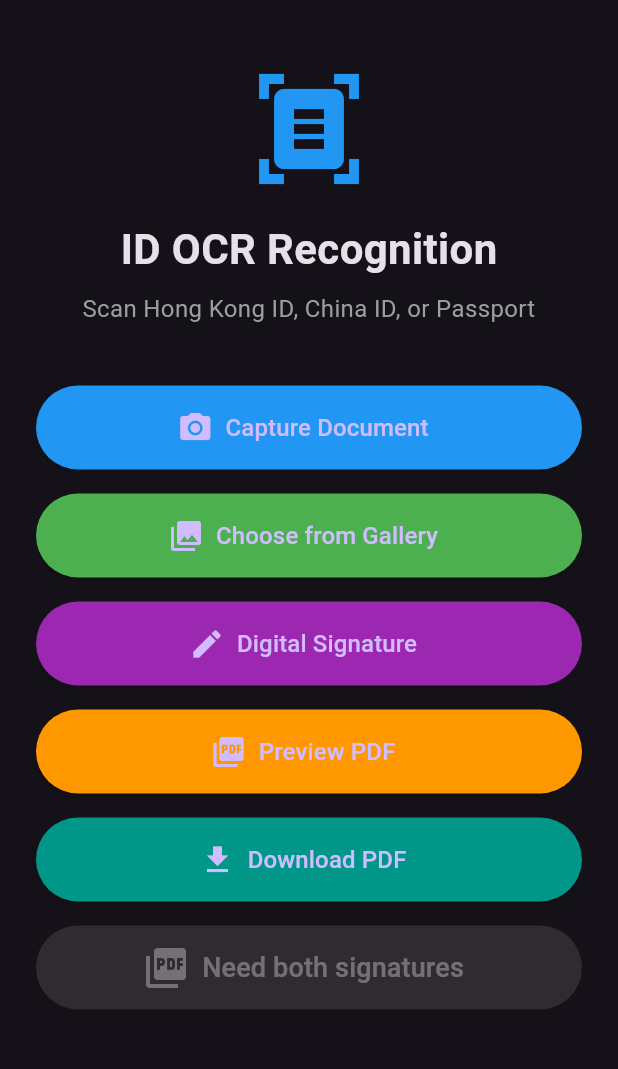
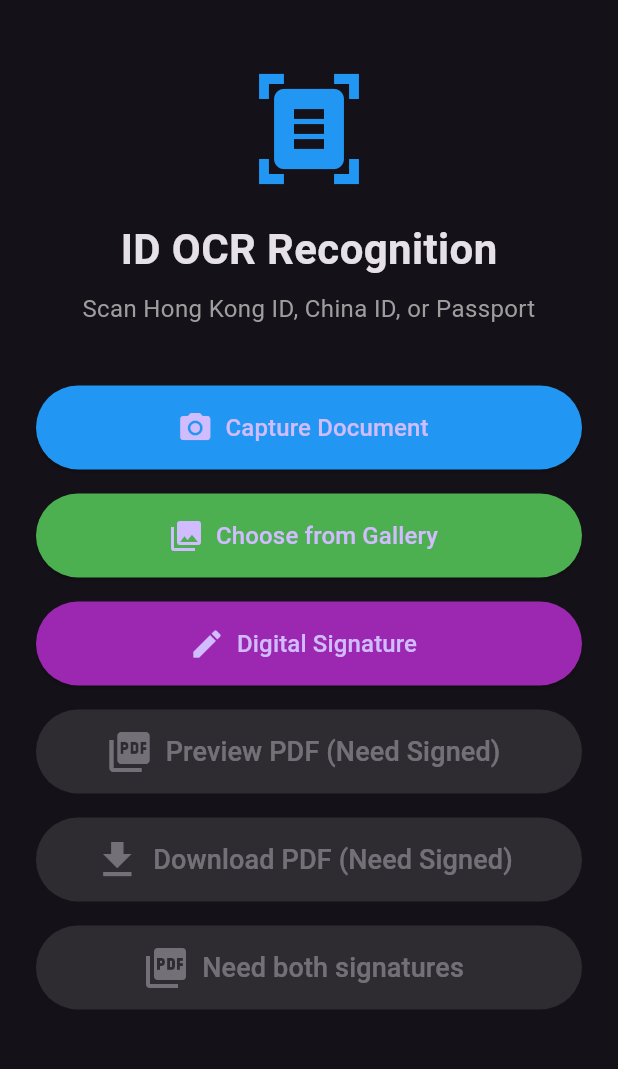
Before and after one commit to alisonyau121-blip/OCR_Demo-master, a Flutter app: the screen it shows after launch, on a phone screen of 412 x 824 dp, the part 63-1132 px from its top. Run offline on Flutter 3.47's test engine with Material 3 defaults, Android fonts, the phone set to English and light mode, and no system bars; our stand-ins replace image_picker, signature; missing offline and left inert: flutter_pdfview, gal, google_mlkit_text_recognition, syncfusion_flutter_pdf.

Commit message:
Update:Correct Version

```diff
--- a/lib/main.dart
+++ b/lib/main.dart
@@ -122,25 +122,18 @@ class _SelectImageScreenState extends State<SelectImageScreen> {
   }
 
   Future<void> _downloadPdf() async {
+    // Only download signed PDF (button is disabled if no signed version exists)
+    if (signedPdfBytes == null) {
+      _log.warning('Download attempted without signed PDF');
+      return;
+    }
+
     try {
-      _log.info('Starting PDF download');
+      _log.info('Starting signed PDF download');
 
-      Uint8List pdfBytes;
-      String fileName;
-      bool isSigned = signedPdfBytes != null;
-
-      if (isSigned) {
-        // Use signed PDF from memory
-        _log.info('Using signed PDF from memory');
-        pdfBytes = signedPdfBytes!;
-        fileName = 'MINA_1_signed.pdf';
-      } else {
-        // Load PDF from assets
-        _log.info('Loading original PDF from assets');
-        final ByteData data = await rootBundle.load('assets/pdfs/MINA 1 (1).pdf');
-        pdfBytes = data.buffer.asUint8List(data.offsetInBytes, data.lengthInBytes);
-        fileName = 'MINA_1.pdf';
-      }
+      // Use signed PDF from memory
+      final pdfBytes = signedPdfBytes!;
+      const fileName = 'MINA_1_signed.pdf';
 
       // Get downloads directory
       Directory? downloadsDir;
@@ -163,18 +156,18 @@ class _SelectImageScreenState extends State<SelectImageScreen> {
       // Write PDF to file
       await file.writeAsBytes(pdfBytes, flush: true);
 
-      _log.info('PDF downloaded to: ${file.path}');
+      _log.info('Signed PDF downloaded to: ${file.path}');
 
       if (!mounted) return;
       ScaffoldMessenger.of(context).showSnackBar(
         SnackBar(
-          content: Text('${isSigned ? "Signed " : ""}PDF downloaded to:\n${file.path}'),
+          content: Text('Signed PDF downloaded to:\n${file.path}'),
           backgroundColor: Colors.green,
           duration: const Duration(seconds: 4),
         ),
       );
     } catch (e, st) {
-      _log.severe('Failed to download PDF', e, st);
+      _log.severe('Failed to download signed PDF', e, st);
 
       if (mounted) {
         ScaffoldMessenger.of(context).showSnackBar(
@@ -295,6 +288,23 @@ class _SelectImageScreenState extends State<SelectImageScreen> {
 
   void _handleGeneratePdf() {
     _generateSignedPdf();
+  }
+
+  void _handlePreviewPdf() {
+    if (signedPdfBytes == null) return;
+    Navigator.of(context).push(
+      MaterialPageRoute<void>(
+        builder: (context) => PdfViewerScreen(
+          pdfBytes: signedPdfBytes,
+          title: 'Signed PDF Preview',
+        ),
+      ),
+    );
+  }
+
+  void _handleDownloadPdf() {
+    if (signedPdfBytes == null) return;
+    _downloadPdf();
   }
 
   Future<void> _generateSignedPdf() async {
@@ -428,31 +438,45 @@ class _SelectImageScreenState extends State<SelectImageScreen> {
               ),
               const SizedBox(height: standardSpacing),
 
-              // Preview PDF button
-              createIconButton(
-                onPressed: () {
-                  Navigator.of(context).push(
-                    MaterialPageRoute<void>(
-                      builder: (context) => PdfViewerScreen(
-                        assetPath: signedPdfBytes == null ? 'assets/pdfs/MINA 1 (1).pdf' : null,
-                        pdfBytes: signedPdfBytes,
-                        title: signedPdfBytes != null ? 'Signed PDF Preview' : 'PDF Preview',
-                      ),
-                    ),
-                  );
-                },
-                icon: Icons.picture_as_pdf,
-                label: signedPdfBytes != null ? 'Preview Signed PDF' : 'Preview PDF',
-                backgroundColor: Colors.orange,
+              // Preview PDF button (only works with signed version)
+              ElevatedButton.icon(
+                onPressed: signedPdfBytes != null ? _handlePreviewPdf : null,
+                icon: Icon(
+                  Icons.picture_as_pdf,
+                  size: 32,
+                ),
+                label: Text(
+                  signedPdfBytes != null ? 'Preview Signed PDF' : 'Preview PDF (Need Signed)',
+                  style: const TextStyle(fontSize: 18),
+                ),
+                style: ElevatedButton.styleFrom(
+                  backgroundColor: signedPdfBytes != null ? Colors.orange : Colors.grey,
+                  minimumSize: const Size(double.infinity, 56),
+                  shape: RoundedRectangleBorder(
+                    borderRadius: BorderRadius.circular(28),
+                  ),
+                ),
               ),
               const SizedBox(height: standardSpacing),
 
-              // Download PDF button
-              createIconButton(
-                onPressed: _downloadPdf,
-                icon: Icons.download,
-                label: signedPdfBytes != null ? 'Download Signed PDF' : 'Download PDF',
-                backgroundColor: Colors.teal,
+              // Download PDF button (only works with signed version)
+              ElevatedButton.icon(
+                onPressed: signedPdfBytes != null ? _handleDownloadPdf : null,
+                icon: Icon(
+                  Icons.download,
+                  size: 32,
+                ),
+                label: Text(
+                  signedPdfBytes != null ? 'Download Signed PDF' : 'Download PDF (Need Signed)',
+                  style: const TextStyle(fontSize: 18),
+                ),
+                style: ElevatedButton.styleFrom(
+                  backgroundColor: signedPdfBytes != null ? Colors.teal : Colors.grey,
+                  minimumSize: const Size(double.infinity, 56),
+                  shape: RoundedRectangleBorder(
+                    borderRadius: BorderRadius.circular(28),
+                  ),
+                ),
               ),
               const SizedBox(height: standardSpacing),
 
--- a/pubspec.yaml
+++ b/pubspec.yaml
@@ -83,6 +83,7 @@ flutter:
   # To add assets to your application, add an assets section, like this:
   assets:
     - assets/pdfs/
+    - assets/images/
 
   # An image asset can refer to one or more resolution-specific "variants", see
   # https://flutter.dev/to/resolution-aware-images
```
Also changed, not shown: assets/images/1.jpg (added), assets/images/images.jpeg (added).
